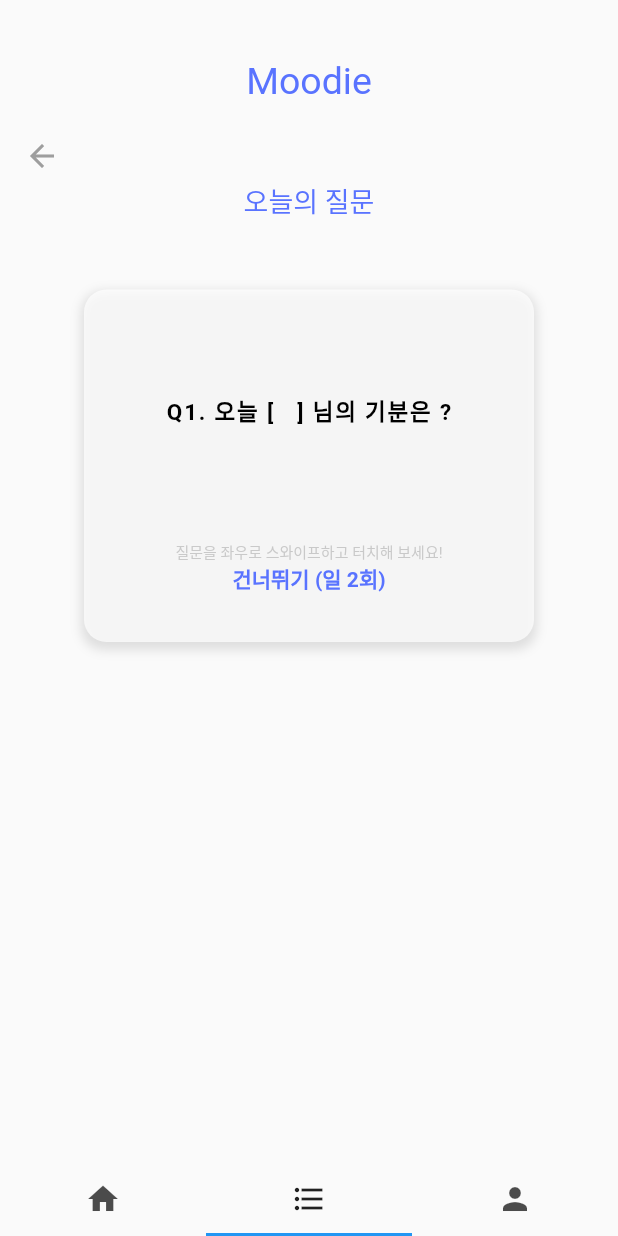
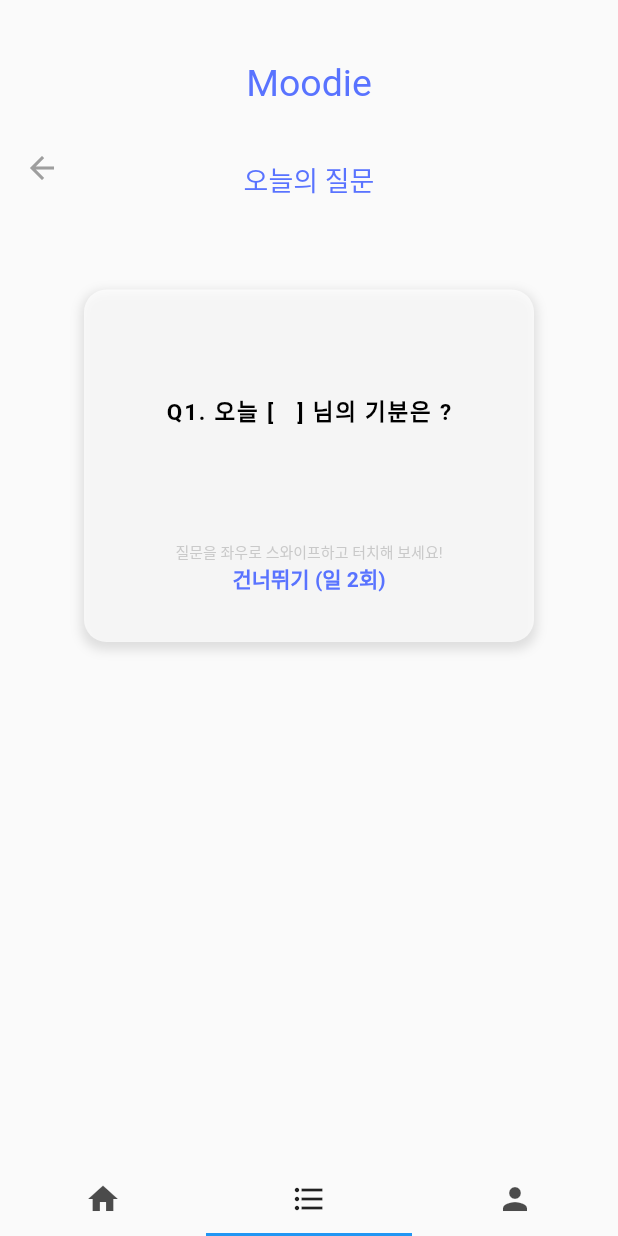
Before and after one commit to yujeong0423/Moodie, a Flutter app: the screen it shows after launch, item 2 of the bottom bar chosen, on a phone screen of 412 x 824 dp. Run offline on Flutter 3.47's test engine with Material 2 defaults, Android fonts, the phone set to English and light mode, and no system bars; our stand-ins replace get, validators.

Commit message:
5월13일 push

```diff
--- a/lib/pages/post/homescreen.dart
+++ b/lib/pages/post/homescreen.dart
@@ -17,7 +17,7 @@ class _HomeScreenState extends State<HomeScreen> {
               // moodie 컨테이너
               Container(
                 alignment: Alignment.center,
-                height: 76,
+                margin: EdgeInsets.fromLTRB(0, 25, 0, 30),
                 child: Text(
                   "Moodie",
                   style: TextStyle(
@@ -28,8 +28,7 @@ class _HomeScreenState extends State<HomeScreen> {
               ),
               //뒤로가기 컨테이너
               Container(
-                  height: 23,
-                  width: 100.0,
+                  height: 6,
                   child: Row(
                     children: <Widget>[
                       Icon(
@@ -43,7 +42,7 @@ class _HomeScreenState extends State<HomeScreen> {
               // 오늘의 질문 텍스트 컨테이너
               Container(
                 alignment: Alignment.center,
-                height: 38,
+                margin: EdgeInsets.fromLTRB(0, 0, 0, 20),
                 child: Text(
                   "오늘의 질문",
                   style: TextStyle(
--- a/pubspec.yaml
+++ b/pubspec.yaml
@@ -65,10 +65,8 @@ flutter:
   uses-material-design: true
 
   # To add assets to your application, add an assets section, like this:
-  # assets:
-  #   - images/a_dot_burr.jpeg
-  #   - images/a_dot_ham.jpeg
-
+  assets:
+     - assets/images/happy.png
   # An image asset can refer to one or more resolution-specific "variants", see
   # https://flutter.dev/assets-and-images/#resolution-aware.
 
```
Also changed, not shown: lib/pages/post/write_page.dart (+44 -23 lines).
